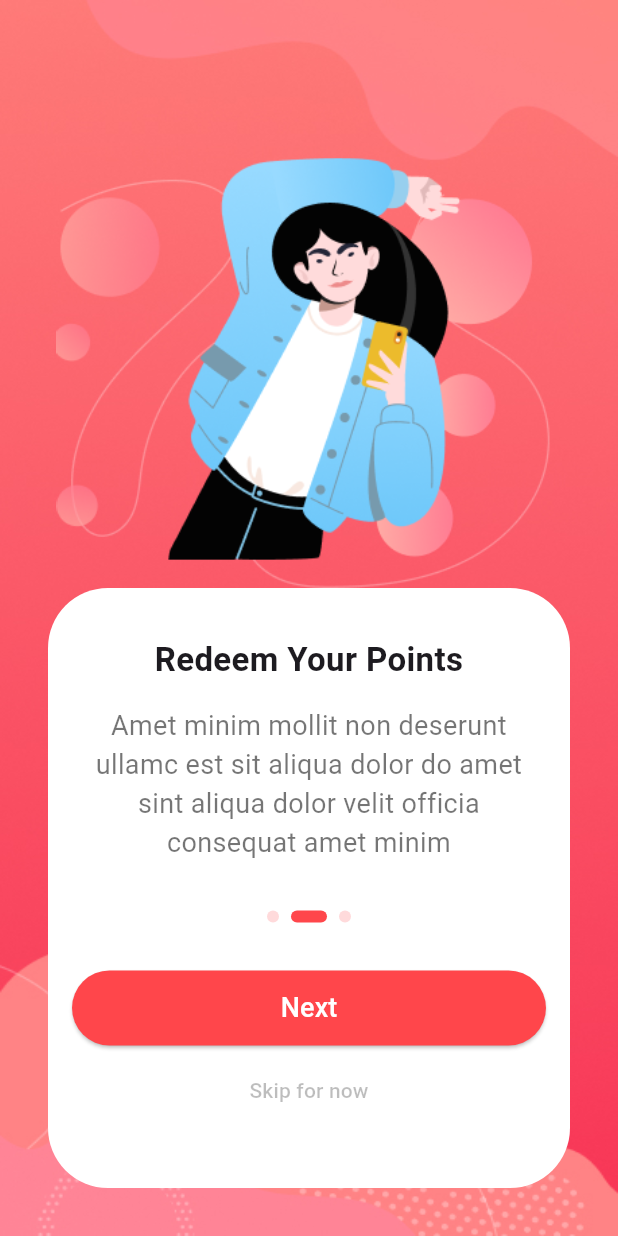
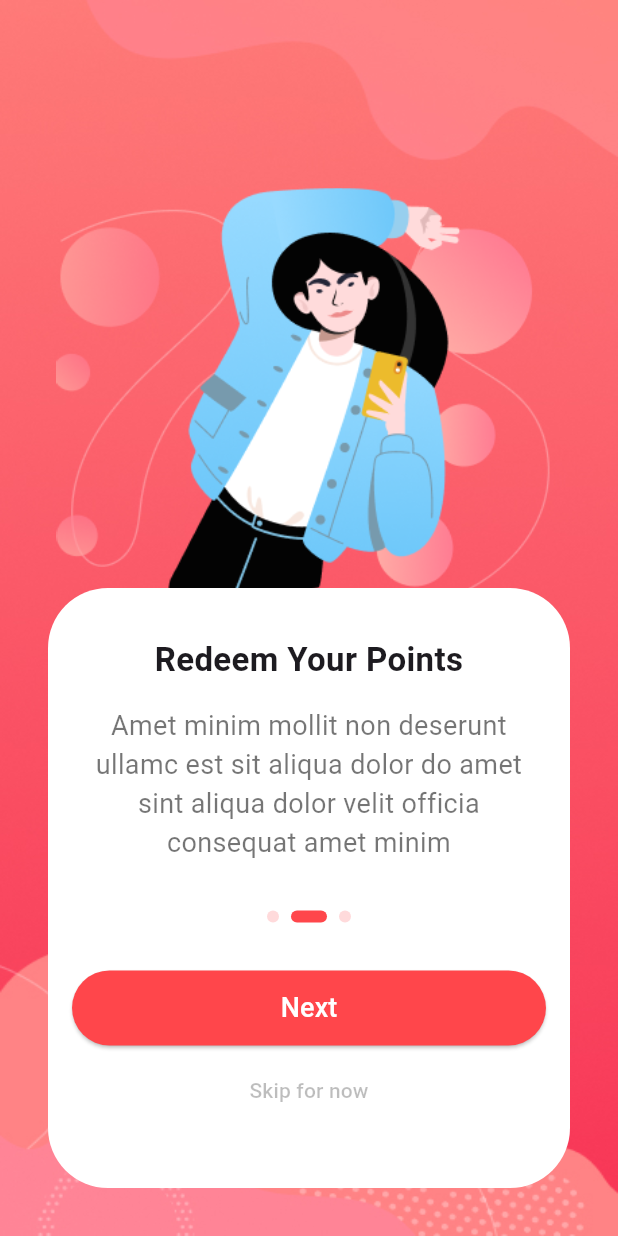
Before and after one commit to BrainDjuice/cash_rocket, a Flutter app: the OnboardingPage screen opened directly, swiped to page 2, on a phone screen of 412 x 824 dp. Run offline on Flutter 3.47's test engine with Material 3 defaults, Android fonts, the light colour scheme and no system bars; drawn by our look-alikes of smooth_page_indicator; our stand-ins replace font_awesome_flutter, glassmorphism.

Commit message:
fix onboarding layout

```diff
--- a/lib/pages/login_page.dart
+++ b/lib/pages/login_page.dart
@@ -25,13 +25,13 @@ class LoginPage extends StatelessWidget {
                   color: Colors.white,
                   borderRadius: BorderRadius.circular(40),
                 ),
-                height: 500,
+                height: 520,
                 child: Column(
                   crossAxisAlignment: CrossAxisAlignment.stretch,
                   children: [
                     Image.asset(
                       'assets/images/cash_rocket.png',
-                      height: 48,
+                      height: 80,
                     ),
                     Text(
                       'Cash Rocket',
--- a/lib/pages/onboarding_page.dart
+++ b/lib/pages/onboarding_page.dart
@@ -124,12 +124,20 @@ class _OnboardingPageState extends State<OnboardingPage> {
                   ),
                 ],
               ),
-              Column(
-                mainAxisAlignment: MainAxisAlignment.end,
+              Stack(
+                alignment: AlignmentDirectional.bottomEnd,
                 children: [
-                  Image.asset(
-                    'assets/images/woman_selfie.png',
-                    height: 300,
+                  Column(
+                    mainAxisAlignment: MainAxisAlignment.end,
+                    children: [
+                      Image.asset(
+                        'assets/images/woman_selfie.png',
+                        height: 300,
+                      ),
+                      Container(
+                        height: 380,
+                      )
+                    ],
                   ),
                   Container(
                     padding: EdgeInsets.symmetric(horizontal: 16, vertical: 32),
```
